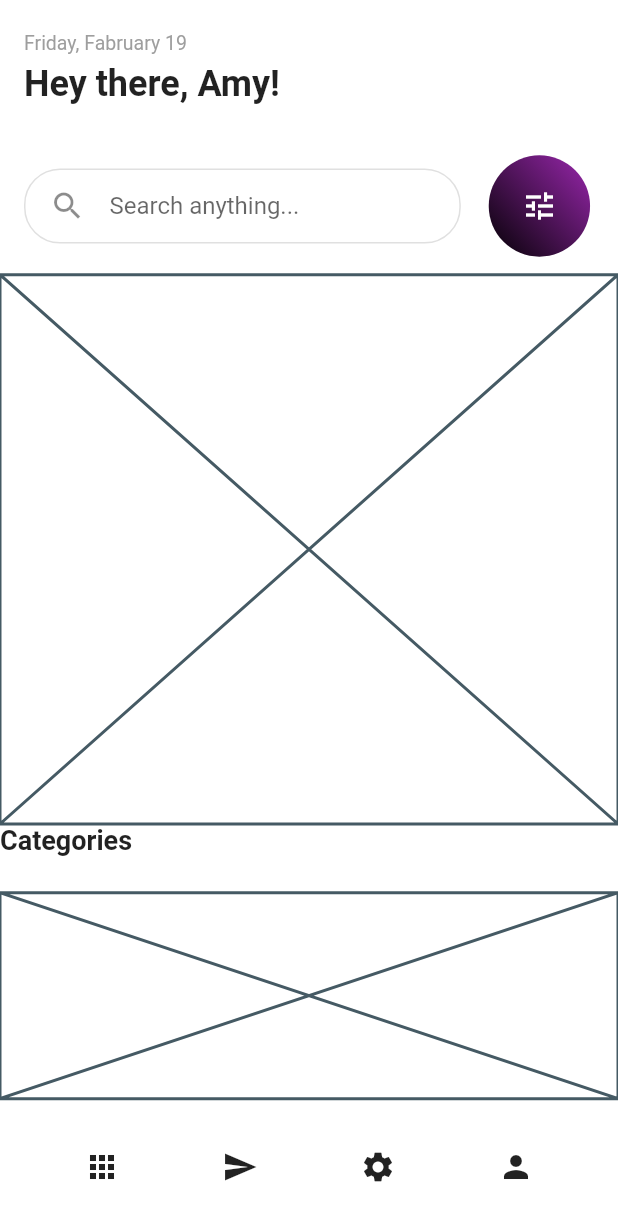
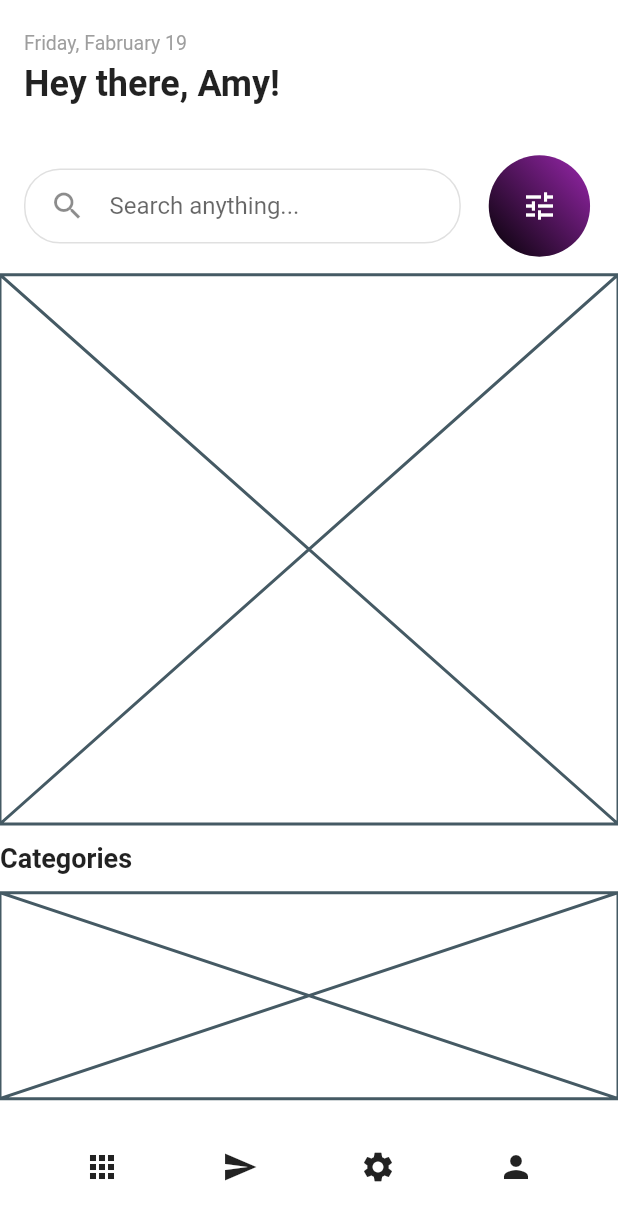
Before and after one commit to JAICHANGPARK/flutter_notebook_11th_story, a Flutter app: the screen it shows after launch, on a phone screen of 412 x 824 dp. Shown: the top 1221 px of the screen. Run offline on Flutter 3.47's test engine with Material 2 defaults, Android fonts, the phone set to English and light mode, and no system bars; our stand-ins replace backdrop, badges, flutter_inner_drawer, flutter_slidable, flutter_swiper, google_fonts.

Commit message:
Update experience_home_page.dart

```diff
--- a/lib/ep718_experience_app/experience_home_page.dart
+++ b/lib/ep718_experience_app/experience_home_page.dart
@@ -79,10 +79,13 @@ class _ExperienceHomePageState extends State<ExperienceHomePage> {
               children: [
                   Expanded(
                       flex: 2,
-                      child: Text("Categories", style: TextStyle(
-                        fontSize: 18,
-                        fontWeight: FontWeight.bold
-                      ),)),
+                      child: Align(
+                        alignment: Alignment.centerLeft,
+                        child: Text("Categories", style: TextStyle(
+                          fontSize: 18,
+                          fontWeight: FontWeight.bold
+                        ),),
+                      )),
                 Expanded(
                     flex: 6,
                     child: Placeholder()),
```
